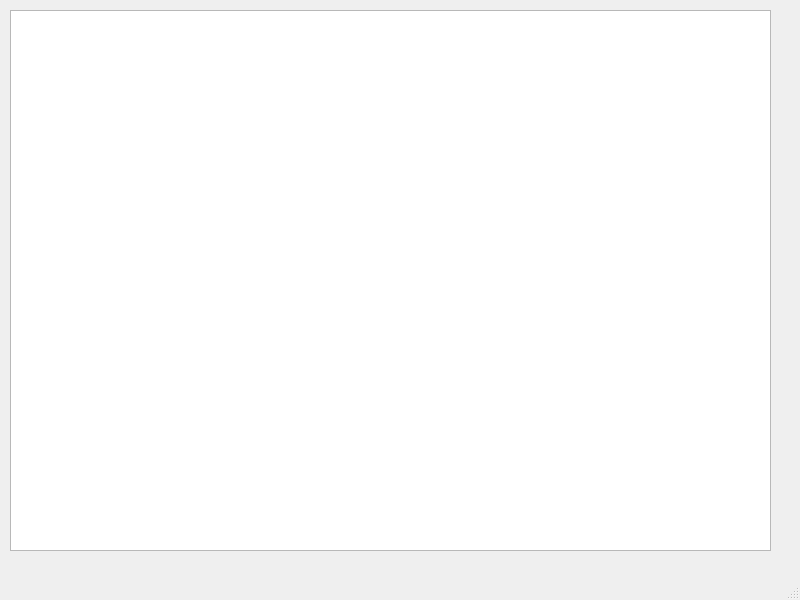
First picture: the form in untitled.ui, repository xushengfeng/Information-portal, before the edit.
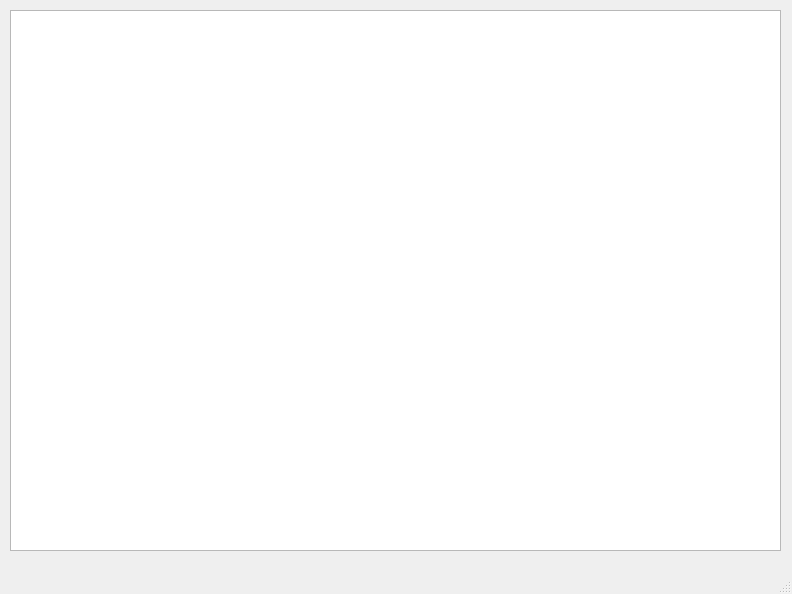
Second picture: the form after the edit.

Commit message: 截屏+ocr

The edit to the form file:
```diff
--- a/untitled.ui
+++ b/untitled.ui
@@ -6,8 +6,8 @@
    <rect>
     <x>0</x>
     <y>0</y>
-    <width>800</width>
-    <height>600</height>
+    <width>792</width>
+    <height>594</height>
    </rect>
   </property>
   <property name="windowTitle">
@@ -19,7 +19,7 @@
      <rect>
       <x>10</x>
       <y>10</y>
-      <width>761</width>
+      <width>771</width>
       <height>541</height>
      </rect>
     </property>
```
Left out of the diff: 2 changed lines with no effect on the pictures. The commit also changes 2 other files.
